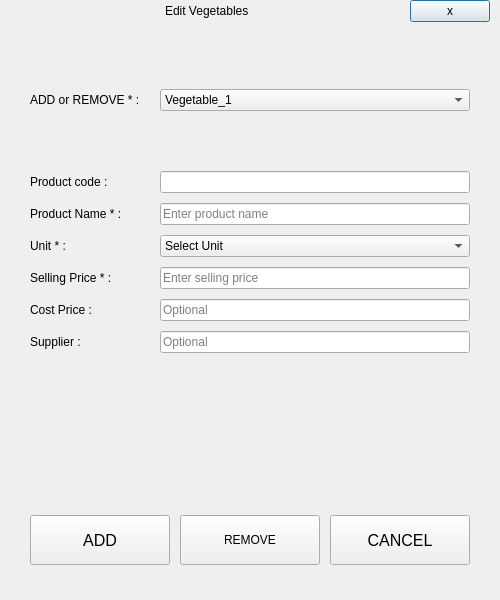
Old version of the form Project/ui/vegetable_menu.ui in the repository Selvam-T/POS.
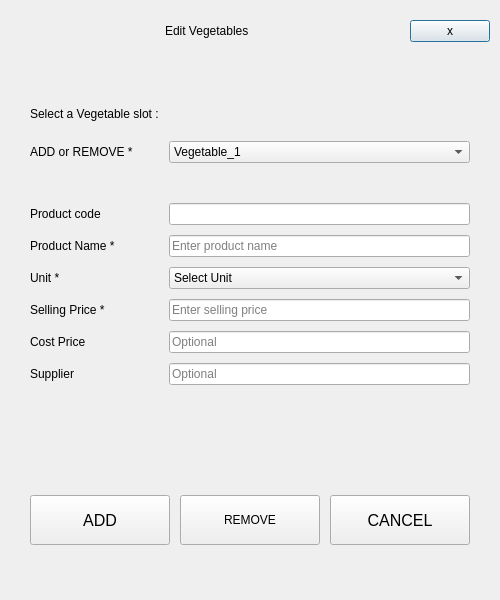
New version of the form.

Commit message: standardized menu.qss using objectName suffixes for QTabBar, QLineEdit, QComboBox, QLabels

```diff
--- a/Project/ui/vegetable_menu.ui
+++ b/Project/ui/vegetable_menu.ui
@@ -24,19 +24,19 @@
   </property>
   <layout class="QVBoxLayout" name="mainVegetableMenuLayout">
    <property name="spacing">
-    <number>7</number>
+    <number>5</number>
    </property>
    <property name="leftMargin">
     <number>10</number>
    </property>
    <property name="topMargin">
-    <number>0</number>
+    <number>20</number>
    </property>
    <property name="rightMargin">
     <number>10</number>
    </property>
    <property name="bottomMargin">
-    <number>10</number>
+    <number>30</number>
    </property>
    <item>
     <widget class="QFrame" name="customTitleBar">
@@ -149,29 +149,187 @@
        <property name="spacing">
         <number>10</number>
        </property>
+       <item row="1" column="0">
+        <spacer name="verticalSpacer">
+         <property name="orientation">
+          <enum>Qt::Vertical</enum>
+         </property>
+         <property name="sizeType">
+          <enum>QSizePolicy::Fixed</enum>
+         </property>
+         <property name="sizeHint" stdset="0">
+          <size>
+           <width>20</width>
+           <height>10</height>
+          </size>
+         </property>
+        </spacer>
+       </item>
+       <item row="9" column="1">
+        <widget class="QLineEdit" name="vegMSupplierLineEdit">
+         <property name="placeholderText">
+          <string>Optional</string>
+         </property>
+        </widget>
+       </item>
+       <item row="6" column="1">
+        <widget class="QComboBox" name="vegMUnitComboBox">
+         <property name="currentIndex">
+          <number>0</number>
+         </property>
+         <item>
+          <property name="text">
+           <string>Select Unit</string>
+          </property>
+         </item>
+         <item>
+          <property name="text">
+           <string>KG</string>
+          </property>
+         </item>
+         <item>
+          <property name="text">
+           <string>EACH</string>
+          </property>
+         </item>
+        </widget>
+       </item>
+       <item row="8" column="1">
+        <widget class="QLineEdit" name="vegMCostPriceLineEdit">
+         <property name="placeholderText">
+          <string>Optional</string>
+         </property>
+        </widget>
+       </item>
+       <item row="6" column="0">
+        <widget class="QLabel" name="vegMUnitFieldLbl">
+         <property name="sizePolicy">
+          <sizepolicy hsizetype="Fixed" vsizetype="Fixed">
+           <horstretch>0</horstretch>
+           <verstretch>0</verstretch>
+          </sizepolicy>
+         </property>
+         <property name="minimumSize">
+          <size>
+           <width>120</width>
+           <height>0</height>
+          </size>
+         </property>
+         <property name="text">
+          <string>Unit *</string>
+         </property>
+         <property name="alignment">
+          <set>Qt::AlignLeading|Qt::AlignLeft|Qt::AlignVCenter</set>
+         </property>
+        </widget>
+       </item>
+       <item row="7" column="1">
+        <widget class="QLineEdit" name="vegMSellingPriceLineEdit">
+         <property name="placeholderText">
+          <string>Enter selling price</string>
+         </property>
+        </widget>
+       </item>
+       <item row="8" column="0">
+        <widget class="QLabel" name="vegMCostPriceFieldLbl">
+         <property name="sizePolicy">
+          <sizepolicy hsizetype="Fixed" vsizetype="Fixed">
+           <horstretch>0</horstretch>
+           <verstretch>0</verstretch>
+          </sizepolicy>
+         </property>
+         <property name="minimumSize">
+          <size>
+           <width>120</width>
+           <height>0</height>
+          </size>
+         </property>
+         <property name="text">
+          <string>Cost Price</string>
+         </property>
+         <property name="alignment">
+          <set>Qt::AlignLeading|Qt::AlignLeft|Qt::AlignVCenter</set>
+         </property>
+        </widget>
+       </item>
+       <item row="2" column="0">
+        <widget class="QLabel" name="vegMSelectFieldLbl">
+         <property name="sizePolicy">
+          <sizepolicy hsizetype="Fixed" vsizetype="Fixed">
+           <horstretch>0</horstretch>
+           <verstretch>0</verstretch>
+          </sizepolicy>
+         </property>
+         <property name="minimumSize">
+          <size>
+           <width>120</width>
+           <height>0</height>
+          </size>
+         </property>
+         <property name="text">
+          <string>ADD or REMOVE *</string>
+         </property>
+         <property name="alignment">
+          <set>Qt::AlignLeading|Qt::AlignLeft|Qt::AlignVCenter</set>
+         </property>
+        </widget>
+       </item>
+       <item row="4" column="1">
+        <widget class="QLineEdit" name="vegMProductCodeLineEdit"/>
+       </item>
+       <item row="1" column="1">
+        <spacer name="verticalSpacer_5">
+         <property name="orientation">
+          <enum>Qt::Vertical</enum>
+         </property>
+         <property name="sizeType">
+          <enum>QSizePolicy::Fixed</enum>
+         </property>
+         <property name="sizeHint" stdset="0">
+          <size>
+           <width>20</width>
+           <height>10</height>
+          </size>
+         </property>
+        </spacer>
+       </item>
+       <item row="5" column="1">
+        <widget class="QLineEdit" name="vegMProductNameLineEdit">
+         <property name="placeholderText">
+          <string>Enter product name</string>
+         </property>
+        </widget>
+       </item>
+       <item row="7" column="0">
+        <widget class="QLabel" name="vegMSellingPriceFieldLbl">
+         <property name="sizePolicy">
+          <sizepolicy hsizetype="Fixed" vsizetype="Fixed">
+           <horstretch>0</horstretch>
+           <verstretch>0</verstretch>
+          </sizepolicy>
+         </property>
+         <property name="minimumSize">
+          <size>
+           <width>120</width>
+           <height>0</height>
+          </size>
+         </property>
+         <property name="text">
+          <string>Selling Price *</string>
+         </property>
+         <property name="alignment">
+          <set>Qt::AlignLeading|Qt::AlignLeft|Qt::AlignVCenter</set>
+         </property>
+        </widget>
+       </item>
        <item row="0" column="0">
-        <widget class="QLabel" name="vegMsubLabel">
-         <property name="sizePolicy">
-          <sizepolicy hsizetype="Fixed" vsizetype="Fixed">
-           <horstretch>0</horstretch>
-           <verstretch>0</verstretch>
-          </sizepolicy>
-         </property>
-         <property name="minimumSize">
-          <size>
-           <width>120</width>
-           <height>0</height>
-          </size>
-         </property>
+        <widget class="QLabel" name="select2SubLbl">
          <property name="text">
-          <string>ADD or REMOVE * :</string>
-         </property>
-         <property name="alignment">
-          <set>Qt::AlignLeading|Qt::AlignLeft|Qt::AlignVCenter</set>
+          <string>Select a Vegetable slot :</string>
          </property>
         </widget>
        </item>
-       <item row="0" column="1">
+       <item row="2" column="1">
         <widget class="QComboBox" name="vegMChooseComboBox">
          <property name="minimumSize">
           <size>
@@ -261,48 +419,7 @@
          </item>
         </widget>
        </item>
-       <item row="2" column="0">
-        <widget class="QLabel" name="vegMProductCodeFieldLbl">
-         <property name="sizePolicy">
-          <sizepolicy hsizetype="Fixed" vsizetype="Fixed">
-           <horstretch>0</horstretch>
-           <verstretch>0</verstretch>
-          </sizepolicy>
-         </property>
-         <property name="minimumSize">
-          <size>
-           <width>120</width>
-           <height>0</height>
-          </size>
-         </property>
-         <property name="text">
-          <string>Product code :</string>
-         </property>
-         <property name="alignment">
-          <set>Qt::AlignLeading|Qt::AlignLeft|Qt::AlignVCenter</set>
-         </property>
-        </widget>
-       </item>
-       <item row="2" column="1">
-        <widget class="QLineEdit" name="vegMProductCodeLineEdit"/>
-       </item>
-       <item row="1" column="0" colspan="2">
-        <spacer name="gridRowSpacer">
-         <property name="orientation">
-          <enum>Qt::Horizontal</enum>
-         </property>
-         <property name="sizeType">
-          <enum>QSizePolicy::Fixed</enum>
-         </property>
-         <property name="sizeHint" stdset="0">
-          <size>
-           <width>20</width>
-           <height>50</height>
-          </size>
-         </property>
-        </spacer>
-       </item>
-       <item row="3" column="0">
+       <item row="5" column="0">
         <widget class="QLabel" name="vegMProductNameFieldLbl">
          <property name="sizePolicy">
           <sizepolicy hsizetype="Fixed" vsizetype="Fixed">
@@ -317,22 +434,15 @@
           </size>
          </property>
          <property name="text">
-          <string>Product Name * :</string>
+          <string>Product Name *</string>
          </property>
          <property name="alignment">
           <set>Qt::AlignLeading|Qt::AlignLeft|Qt::AlignVCenter</set>
          </property>
         </widget>
        </item>
-       <item row="3" column="1">
-        <widget class="QLineEdit" name="vegMProductNameLineEdit">
-         <property name="placeholderText">
-          <string>Enter product name</string>
-         </property>
-        </widget>
-       </item>
        <item row="4" column="0">
-        <widget class="QLabel" name="vegMUnitFieldLbl">
+        <widget class="QLabel" name="vegMProductCodeFieldLbl">
          <property name="sizePolicy">
           <sizepolicy hsizetype="Fixed" vsizetype="Fixed">
            <horstretch>0</horstretch>
@@ -346,94 +456,14 @@
           </size>
          </property>
          <property name="text">
-          <string>Unit * :</string>
+          <string>Product code</string>
          </property>
          <property name="alignment">
           <set>Qt::AlignLeading|Qt::AlignLeft|Qt::AlignVCenter</set>
          </property>
         </widget>
        </item>
-       <item row="4" column="1">
-        <widget class="QComboBox" name="vegMUnitComboBox">
-         <property name="currentIndex">
-          <number>0</number>
-         </property>
-         <item>
-          <property name="text">
-           <string>Select Unit</string>
-          </property>
-         </item>
-         <item>
-          <property name="text">
-           <string>KG</string>
-          </property>
-         </item>
-         <item>
-          <property name="text">
-           <string>EACH</string>
-          </property>
-         </item>
-        </widget>
-       </item>
-       <item row="5" column="0">
-        <widget class="QLabel" name="vegMSellingPriceFieldLbl">
-         <property name="sizePolicy">
-          <sizepolicy hsizetype="Fixed" vsizetype="Fixed">
-           <horstretch>0</horstretch>
-           <verstretch>0</verstretch>
-          </sizepolicy>
-         </property>
-         <property name="minimumSize">
-          <size>
-           <width>120</width>
-           <height>0</height>
-          </size>
-         </property>
-         <property name="text">
-          <string>Selling Price * :</string>
-         </property>
-         <property name="alignment">
-          <set>Qt::AlignLeading|Qt::AlignLeft|Qt::AlignVCenter</set>
-         </property>
-        </widget>
-       </item>
-       <item row="5" column="1">
-        <widget class="QLineEdit" name="vegMSellingPriceLineEdit">
-         <property name="placeholderText">
-          <string>Enter selling price</string>
-         </property>
-        </widget>
-       </item>
-       <item row="6" column="0">
-        <widget class="QLabel" name="vegMCostPriceFieldLbl">
-         <property name="sizePolicy">
-          <sizepolicy hsizetype="Fixed" vsizetype="Fixed">
-           <horstretch>0</horstretch>
-           <verstretch>0</verstretch>
-          </sizepolicy>
-         </property>
-         <property name="minimumSize">
-          <size>
-           <width>120</width>
-           <height>0</height>
-          </size>
-         </property>
-         <property name="text">
-          <string>Cost Price :</string>
-         </property>
-         <property name="alignment">
-          <set>Qt::AlignLeading|Qt::AlignLeft|Qt::AlignVCenter</set>
-         </property>
-        </widget>
-       </item>
-       <item row="6" column="1">
-        <widget class="QLineEdit" name="vegMCostPriceLineEdit">
-         <property name="placeholderText">
-          <string>Optional</string>
-         </property>
-        </widget>
-       </item>
-       <item row="7" column="0">
+       <item row="9" column="0">
         <widget class="QLabel" name="vegMSupplierFieldLbl">
          <property name="sizePolicy">
           <sizepolicy hsizetype="Fixed" vsizetype="Fixed">
@@ -448,19 +478,44 @@
           </size>
          </property>
          <property name="text">
-          <string>Supplier :</string>
+          <string>Supplier</string>
          </property>
          <property name="alignment">
           <set>Qt::AlignLeading|Qt::AlignLeft|Qt::AlignVCenter</set>
          </property>
         </widget>
        </item>
-       <item row="7" column="1">
-        <widget class="QLineEdit" name="vegMSupplierLineEdit">
-         <property name="placeholderText">
-          <string>Optional</string>
+       <item row="3" column="0">
+        <spacer name="verticalSpacer_6">
+         <property name="orientation">
+          <enum>Qt::Vertical</enum>
          </property>
-        </widget>
+         <property name="sizeType">
+          <enum>QSizePolicy::Fixed</enum>
+         </property>
+         <property name="sizeHint" stdset="0">
+          <size>
+           <width>20</width>
+           <height>30</height>
+          </size>
+         </property>
+        </spacer>
+       </item>
+       <item row="3" column="1">
+        <spacer name="verticalSpacer_7">
+         <property name="orientation">
+          <enum>Qt::Vertical</enum>
+         </property>
+         <property name="sizeType">
+          <enum>QSizePolicy::Fixed</enum>
+         </property>
+         <property name="sizeHint" stdset="0">
+          <size>
+           <width>20</width>
+           <height>30</height>
+          </size>
+         </property>
+        </spacer>
        </item>
       </layout>
      </item>
```
Left out of the diff: 6 changed lines with no effect on the pictures. The commit also changes 13 other files.
